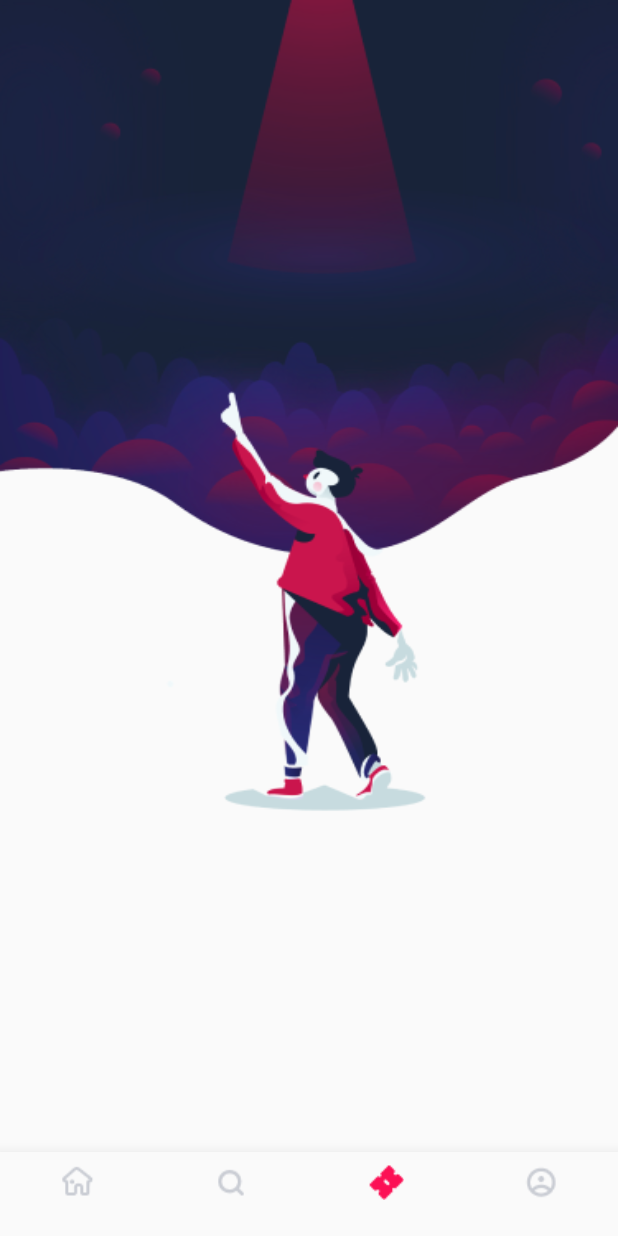
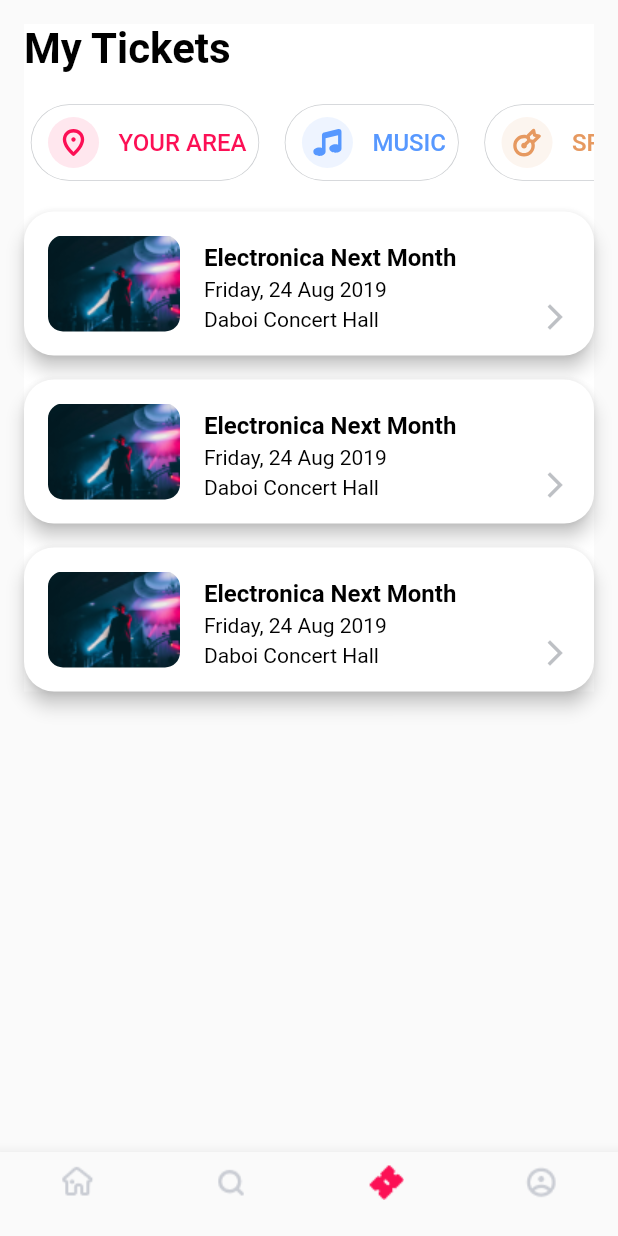
Before and after one commit to Hero2323/FreebieTicket, a Flutter app: the screen it shows after launch, item 3 of the bottom bar chosen, on a phone screen of 412 x 824 dp. Run offline on Flutter 3.47's test engine with Material 2 defaults, Android fonts, the phone set to English and light mode, and no system bars; our stand-ins replace device_preview, flutter_riverpod, flutter_svg, google_maps_flutter.

Commit message:
Finished the tickets screen

```diff
--- a/lib/domain/ext.dart
+++ b/lib/domain/ext.dart
@@ -62,3 +62,16 @@ extension SelectedPlacesIndex on WidgetRef {
       read(selectedPlacesIndexProvider.notifier).state =
           !read(selectedPlacesIndexProvider);
 }
+
+extension MyTicketsFilter on WidgetRef {
+  bool isSelectedMyTickets(int index) =>
+      watch(myTicketsFilterProvider) == index;
+
+  void setSelectedMyTicketsFilter(int index) {
+    if (index == read(myTicketsFilterProvider)) {
+      read(myTicketsFilterProvider.notifier).state = -1;
+    } else {
+      read(myTicketsFilterProvider.notifier).state = index;
+    }
+  }
+}
--- a/lib/domain/providers.dart
+++ b/lib/domain/providers.dart
@@ -18,3 +18,5 @@ final eventDetailsUpdatesReadMoreProvider =
 final selectedEventsIndexProvider = StateProvider((ref) => false);
 
 final selectedPlacesIndexProvider = StateProvider((ref) => false);
+
+final myTicketsFilterProvider = StateProvider((ref) => -1);
--- a/lib/presentation/event_details/event_details_screen.dart
+++ b/lib/presentation/event_details/event_details_screen.dart
@@ -21,7 +21,8 @@ class EventDetailsScreen extends StatelessWidget {
 
   @override
   Widget build(BuildContext context) {
-    return Scaffold(
+    return SafeArea(
+      child: Scaffold(
         body: SingleChildScrollView(
           controller: controller,
           child: Column(
@@ -258,18 +259,20 @@ class EventDetailsScreen extends StatelessWidget {
                                       ListView.separated(
                                     shrinkWrap: true,
                                     padding: EdgeInsets.zero,
-                                  physics: const NeverScrollableScrollPhysics(),
+                                    physics:
+                                        const NeverScrollableScrollPhysics(),
                                     itemBuilder: (context, index) => Column(
-                                    mainAxisAlignment: MainAxisAlignment.start,
+                                      mainAxisAlignment:
+                                          MainAxisAlignment.start,
                                       crossAxisAlignment:
                                           CrossAxisAlignment.start,
                                       children: [
                                         Text(
-                                        DateFormat('MMMM d, yyyy')
-                                            .format(event.updates![index].date),
+                                          DateFormat('MMMM d, yyyy').format(
+                                              event.updates![index].date),
                                           style: TextStyle(
-                                          color:
-                                              AppColors.black.withOpacity(0.5),
+                                            color: AppColors.black
+                                                .withOpacity(0.5),
                                             fontSize: 16,
                                             fontWeight: FontWeight.bold,
                                           ),
@@ -301,7 +304,8 @@ class EventDetailsScreen extends StatelessWidget {
                                               ),
                                             ),
                                           ),
-                                      if (index == event.updates!.length - 1 &&
+                                        if (index ==
+                                                event.updates!.length - 1 &&
                                             ref.updatesReadMore)
                                           TextButton(
                                             onPressed: () =>
@@ -395,7 +399,8 @@ class EventDetailsScreen extends StatelessWidget {
                                   backgroundColor:
                                       MaterialStateProperty.all(AppColors.red),
                                   padding: MaterialStateProperty.all(
-                                    const EdgeInsets.symmetric(horizontal: 32)),
+                                      const EdgeInsets.symmetric(
+                                          horizontal: 32)),
                                   shape: MaterialStateProperty.all(
                                     RoundedRectangleBorder(
                                       borderRadius: BorderRadius.circular(10),
@@ -421,6 +426,7 @@ class EventDetailsScreen extends StatelessWidget {
             ],
           ),
         ),
+      ),
     );
   }
 }
--- a/lib/presentation/home/home_screen.dart
+++ b/lib/presentation/home/home_screen.dart
@@ -9,14 +9,16 @@ import 'package:ticket_app/presentation/widgets/upcoming_events_item.dart';
 import '../resources/asset_images.dart';
 import '../widgets/collection_item.dart';
 import '../widgets/filter_item.dart';
-import 'mock.dart';
+import 'home_mock.dart';
 
 class HomeScreen extends StatelessWidget {
   const HomeScreen({Key? key}) : super(key: key);
 
   @override
   Widget build(BuildContext context) {
-    return NotificationListener<OverscrollIndicatorNotification>(
+    return Material(
+      color: AppColors.white,
+      child: NotificationListener<OverscrollIndicatorNotification>(
         onNotification: (overflow) {
           overflow.disallowIndicator();
           return false;
@@ -47,8 +49,19 @@ class HomeScreen extends StatelessWidget {
               Center(
                 child: InkWell(
                   onTap: () {},
-                child: const Image(
+                  child: Column(
+                    children: [
+                      const Image(
                         image: AssetImage(AssetImages.filters),
+                      ),
+                      const SizedBox(height: 16),
+                      Text(
+                        'Tap to set filters.',
+                        style: TextStyle(
+                          color: AppColors.grey.withOpacity(0.5),
+                        ),
+                      )
+                    ],
                   ),
                 ),
               ),
@@ -173,6 +186,7 @@ class HomeScreen extends StatelessWidget {
             ],
           ),
         ),
+      ),
     );
   }
 }
--- /dev/null
+++ b/lib/presentation/tickets/tickets_mock.dart
@@ -0,0 +1,117 @@
+import '../../domain/models/event.dart';
+import '../../domain/models/filter.dart';
+import '../../domain/models/organizer.dart';
+import '../../domain/models/update.dart';
+import '../resources/asset_images.dart';
+import '../styles/app_colors.dart';
+
+List<Event> events = [
+  Event(
+    id: 11,
+    title: 'Electronica Next Month',
+    details: 'Free directories: directories are perfect for customers that '
+        'are searching for a particular topic. What\'s great about them is '
+        'that you only have to post once and they are good for long periods '
+        'of time. It saves a lot of your time when you don\'t have to '
+        'resubmit your information every week',
+    image: AssetImages.collection,
+    genre: 'Electronica',
+    date: 'Friday, 24 Aug 2019',
+    time: '6:30PM - 9:30PM',
+    location: ['Daboi Concert Hall', '5/7 Kolejowa, 01-217 Warsaw'],
+    prices: [40, 90],
+    organizer: Organizer(
+      name: 'Club Kiss',
+      genres: ['Concerts', 'Parties'],
+      image: AssetImages.organizerIcon,
+    ),
+    discountPrices: [30, 80],
+    updates: [
+      Update(
+        id: 1,
+        date: DateTime(2019, 8, 14),
+        contents: 'Customers that are searching for a particular topic. '
+            'What\'s great about them is that you only have to lookup one '
+            'topic and you\'ll get a list of all the related topics.',
+      ),
+      Update(
+        id: 1,
+        date: DateTime(2019, 8, 21),
+        contents: 'Customers that are searching for a particular topic. '
+            'What\'s great about them is that you only have to lookup one '
+            'topic and you\'ll get a list of all the related topics.',
+      ),
+      Update(
+        id: 1,
+        date: DateTime(2019, 8, 23),
+        contents: 'Customers that are searching for a particular topic. '
+            'What\'s great about them is that you only have to lookup one '
+            'topic and you\'ll get a list of all the related topics.',
+      ),
+    ],
+  ),
+  Event(
+    id: 12,
+    title: 'Electronica Next Month',
+    details: 'Electronica',
+    image: AssetImages.collection,
+    genre: 'Electronica',
+    date: 'Friday, 24 Aug 2019',
+    time: '6:30PM - 9:30PM',
+    location: ['Daboi Concert Hall', '5/7 Kolejowa, 01-217 Warsaw'],
+    prices: [40, 90],
+    organizer: Organizer(
+      name: 'Club Kiss',
+      genres: ['Concerts', 'Parties'],
+      image: AssetImages.organizerIcon,
+    ),
+    discountPrices: [30, 80],
+  ),
+  Event(
+    id: 13,
+    title: 'Electronica Next Month',
+    details: 'Electronica',
+    image: AssetImages.collection,
+    genre: 'Electronica',
+    date: 'Friday, 24 Aug 2019',
+    time: '6:30PM - 9:30PM',
+    location: ['Daboi Concert Hall', '5/7 Kolejowa, 01-217 Warsaw'],
+    prices: [40, 90],
+    organizer: Organizer(
+      name: 'Club Kiss',
+      genres: ['Concerts', 'Parties'],
+      image: AssetImages.organizerIcon,
+    ),
+    discountPrices: [30, 80],
+    updates: [
+      Update(
+        id: 1,
+        date: DateTime(2019, 8, 14),
+        contents: 'Customers that are searching for a particular topic. '
+            'What\'s great about them is that you only have to lookup one '
+            'topic and you\'ll get a list of all the related topics.',
+      ),
+    ],
+  ),
+];
+
+List<Filter> filters = [
+  Filter(
+    id: 1,
+    color: AppColors.red,
+    image: AssetImages.yourAreaIcon,
+    name: 'Your Area'.toUpperCase(),
+  ),
+  Filter(
+    id: 2,
+    color: AppColors.blue,
+    image: AssetImages.musicIcon,
+    name: 'Music'.toUpperCase(),
+  ),
+  Filter(
+    id: 3,
+    color: AppColors.orange,
+    image: AssetImages.sportsIcon,
+    name: 'Sports'.toUpperCase(),
+  ),
+];
--- a/lib/presentation/tickets/tickets_screen.dart
+++ b/lib/presentation/tickets/tickets_screen.dart
@@ -1,7 +1,13 @@
 import 'package:flutter/material.dart';
+import 'package:flutter_riverpod/flutter_riverpod.dart';
+import 'package:ticket_app/domain/ext.dart';
 import 'package:ticket_app/presentation/styles/app_styles.dart';
+import 'package:ticket_app/presentation/widgets/popular_searched_list.dart';
+import 'package:ticket_app/presentation/widgets/ticket_item.dart';
 import '../resources/asset_images.dart';
 import '../styles/app_colors.dart';
+import '../widgets/filter_item.dart';
+import 'tickets_mock.dart';
 
 class TicketsScreen extends StatelessWidget {
   const TicketsScreen({Key? key}) : super(key: key);
@@ -9,27 +15,75 @@ class TicketsScreen extends StatelessWidget {
   @override
   Widget build(BuildContext context) {
     return true
-        ? Stack(
-            children: [
-              Column(
-                mainAxisAlignment: MainAxisAlignment.start,
-                crossAxisAlignment: CrossAxisAlignment.start,
-                children: [
-                  Expanded(
-                    flex: 3,
-                    child: Container(
-                      decoration: const BoxDecoration(
-                        image: DecorationImage(
-                          image: AssetImage(AssetImages.noTickets),
-                          fit: BoxFit.fill,
+        ? SafeArea(
+            child: NotificationListener<OverscrollIndicatorNotification>(
+              onNotification: (overscroll) {
+                overscroll.disallowIndicator();
+                return true;
+              },
+              child: SingleChildScrollView(
+                padding: const EdgeInsets.all(16),
+                child: Material(
+                  color: AppColors.white,
+                  child: Column(
+                    mainAxisAlignment: MainAxisAlignment.start,
+                    crossAxisAlignment: CrossAxisAlignment.start,
+                    children: [
+                      const Text(
+                        'My Tickets',
+                        style: TextStyle(
+                          color: AppColors.black,
+                          fontSize: 28,
+                          fontWeight: FontWeight.bold,
                         ),
                       ),
-                    ),
+                      const SizedBox(height: 16),
+                      Consumer(
+                        builder: (context, ref, child) => SizedBox(
+                          height: 60,
+                          child: NotificationListener<
+                              OverscrollIndicatorNotification>(
+                            onNotification: (overscroll) {
+                              overscroll.disallowIndicator();
+                              return true;
+                            },
+                            child: ListView.separated(
+                              scrollDirection: Axis.horizontal,
+                              itemBuilder: (context, index) => Padding(
+                                padding: const EdgeInsets.all(5),
+                                child: FilterItem(
+                                  filter: filters[index],
+                                  selected: ref.isSelectedMyTickets(index),
+                                  onTap: () =>
+                                      ref.setSelectedMyTicketsFilter(index),
+                                ),
+                              ),
+                              separatorBuilder: (context, index) =>
+                                  const SizedBox(width: 8),
+                              itemCount: filters.length,
+                            ),
+                          ),
+                        ),
+                      ),
+                      const SizedBox(height: 16),
+                      ListView.separated(
+                        shrinkWrap: true,
+                        physics: const NeverScrollableScrollPhysics(),
+                        itemCount: events.length,
+                        itemBuilder: (context, index) {
+                          return TicketItem(
+                            event: events[index],
+                          );
+                        },
+                        separatorBuilder: (context, index) => const SizedBox(
+                          height: 16,
+                        ),
+                      ),
+                    ],
                   ),
-                  const Expanded(flex: 1, child: SizedBox()),
-                ],
+                ),
               ),
-            ],
+            ),
           )
         : Column(
             mainAxisAlignment: MainAxisAlignment.start,
--- a/lib/presentation/widgets/filter_item.dart
+++ b/lib/presentation/widgets/filter_item.dart
@@ -24,7 +24,7 @@ class FilterItem extends StatelessWidget {
           borderRadius: const BorderRadius.all(Radius.circular(30)),
           boxShadow: [
             BoxShadow(
-              color: AppColors.grey.withOpacity(0.2),
+              color: AppColors.grey.withOpacity(0.8),
               spreadRadius: 0.5, //extend the shadow
             ),
           ],
--- a/lib/presentation/widgets/ticket_item.dart
+++ b/lib/presentation/widgets/ticket_item.dart
@@ -4,6 +4,8 @@ import 'package:flutter/src/widgets/framework.dart';
 
 import '../../domain/models/event.dart';
 import '../resources/asset_images.dart';
+import '../router/router_names.dart';
+import '../styles/app_colors.dart';
 
 class TicketItem extends StatelessWidget {
   final Event event;
@@ -14,15 +16,37 @@ class TicketItem extends StatelessWidget {
 
   @override
   Widget build(BuildContext context) {
-    return Row(
-      mainAxisAlignment: MainAxisAlignment.start,
-      crossAxisAlignment: CrossAxisAlignment.start,
+    return Material(
+      color: AppColors.white,
+      elevation: 5,
+      borderRadius: const BorderRadius.all(Radius.circular(20)),
+      child: InkWell(
+        borderRadius: const BorderRadius.all(
+          Radius.circular(20),
+        ),
+        splashColor: AppColors.red.withOpacity(0.2),
+        highlightColor: Colors.red.withOpacity(0.1),
+        onTap: () => Navigator.of(context).pushNamed(
+          RouterNames.eventDetailsRoute,
+          arguments: event,
+        ),
+        child: Padding(
+          padding: const EdgeInsets.all(16),
+          child: Center(
+            child: Row(
+              crossAxisAlignment: CrossAxisAlignment.end,
               children: [
-        const Image(
+                const ClipRRect(
+                  borderRadius: BorderRadius.all(
+                    Radius.circular(10),
+                  ),
+                  child: Image(
                     image: AssetImage(AssetImages.ticket),
                   ),
+                ),
                 const SizedBox(width: 16),
-        Column(
+                Expanded(
+                  child: Column(
                     mainAxisAlignment: MainAxisAlignment.start,
                     crossAxisAlignment: CrossAxisAlignment.start,
                     children: [
@@ -34,8 +58,9 @@ class TicketItem extends StatelessWidget {
                           color: Colors.black,
                         ),
                       ),
-            const SizedBox(height: 8),
-            Text(
+                      Padding(
+                        padding: const EdgeInsets.symmetric(vertical: 4),
+                        child: Text(
                           event.date,
                           style: const TextStyle(
                             fontSize: 14,
@@ -43,7 +68,7 @@ class TicketItem extends StatelessWidget {
                             color: Colors.black,
                           ),
                         ),
-            const SizedBox(height: 8),
+                      ),
                       Text(
                         event.location[0],
                         style: const TextStyle(
@@ -52,18 +77,19 @@ class TicketItem extends StatelessWidget {
                           color: Colors.black,
                         ),
                       ),
-            const SizedBox(height: 8),
-            Text(
-              event.location[1],
-              style: const TextStyle(
-                fontSize: 14,
-                fontWeight: FontWeight.w400,
-                color: Colors.black,
+                    ],
                   ),
                 ),
+                const Icon(
+                  Icons.arrow_forward_ios,
+                  size: 20,
+                  color: AppColors.grey,
+                ),
               ],
-        )
-      ],
+            ),
+          ),
+        ),
+      ),
     );
   }
 }
```
Also changed, not shown: lib/presentation/widgets/popular_searched_list.dart (+3 -6 lines), lib/presentation/home/home_mock.dart (renamed from lib/presentation/home/mock.dart). Lines whose indentation alone changed are shown as unchanged.
